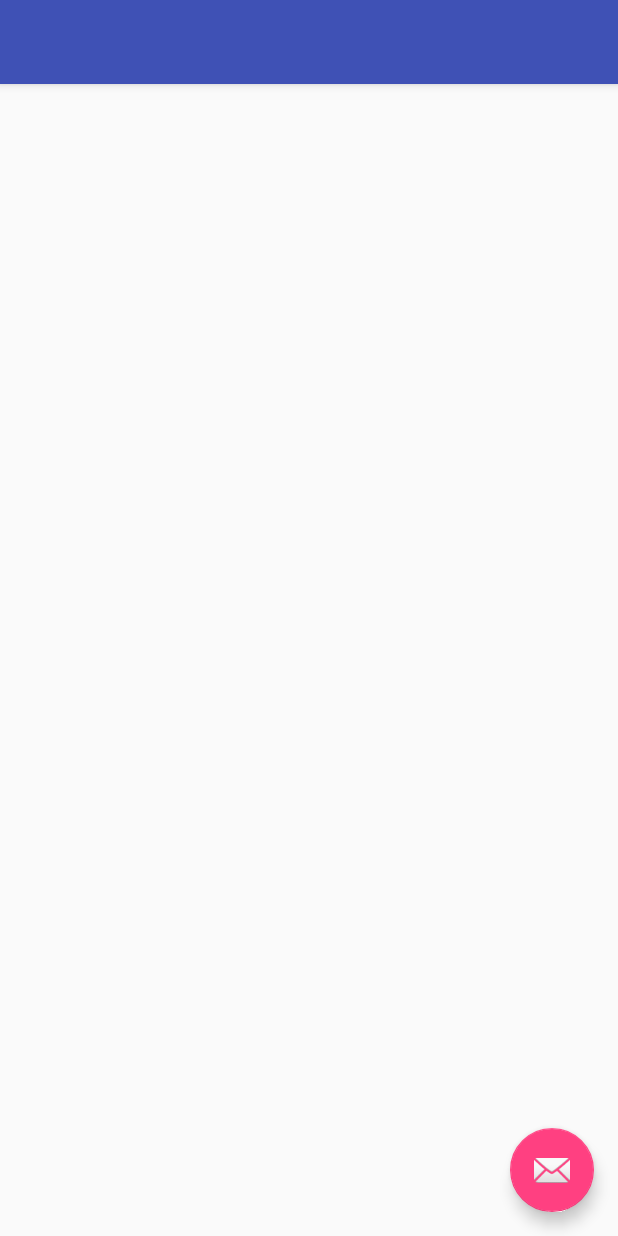
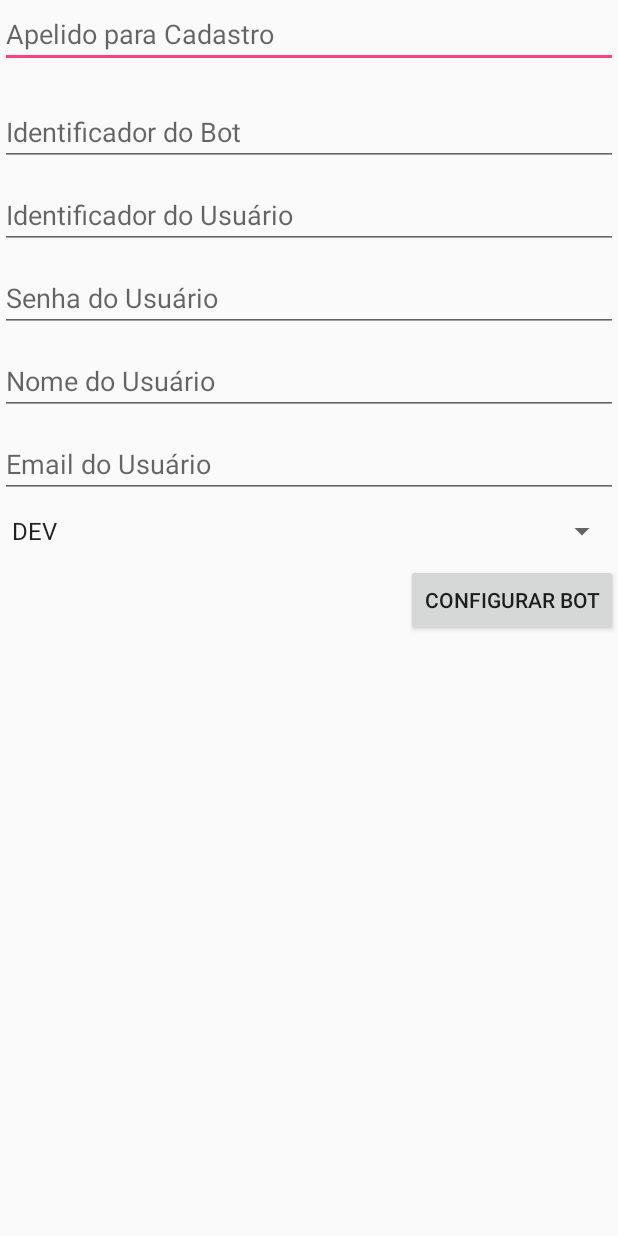
Before and after one commit to tuliomamute/TestBotsAndroid, an Android app: the layout activity_update_configuration.xml on its own in the app's theme, with its tools: preview values and no code run, on a phone screen of 412 x 824 dp. Run offline under Robolectric (Android 15) with nearby library versions, the phone set to English and light mode, and no system bars.

```diff
--- a/app/src/main/java/com/bots/take/testbotsandroid/activities/InsertConfigurationActivity.java
+++ b/app/src/main/java/com/bots/take/testbotsandroid/activities/InsertConfigurationActivity.java
@@ -1,15 +1,13 @@
-package com.bots.take.testbotsandroid;
+package com.bots.take.testbotsandroid.activities;
 
-import android.content.DialogInterface;
 import android.content.Intent;
-import android.support.v7.app.AlertDialog;
 import android.support.v7.app.AppCompatActivity;
 import android.os.Bundle;
-import android.text.TextUtils;
 import android.view.View;
 import android.widget.EditText;
 import android.widget.Spinner;
 
+import com.bots.take.testbotsandroid.R;
 import com.bots.take.testbotsandroid.models.ChatConfiguration;
 import com.bots.take.testbotsandroid.utils.InputValidations;
 
--- a/app/src/main/java/com/bots/take/testbotsandroid/activities/UpdateConfigurationActivity.java
+++ b/app/src/main/java/com/bots/take/testbotsandroid/activities/UpdateConfigurationActivity.java
@@ -1,15 +1,13 @@
-package com.bots.take.testbotsandroid;
+package com.bots.take.testbotsandroid.activities;
 
 import android.content.Intent;
 import android.os.Bundle;
-import android.support.design.widget.FloatingActionButton;
-import android.support.design.widget.Snackbar;
 import android.support.v7.app.AppCompatActivity;
-import android.support.v7.widget.Toolbar;
 import android.view.View;
 import android.widget.EditText;
 import android.widget.Spinner;
 
+import com.bots.take.testbotsandroid.R;
 import com.bots.take.testbotsandroid.models.ChatConfiguration;
 import com.bots.take.testbotsandroid.utils.InputValidations;
 
--- a/app/src/main/java/com/bots/take/testbotsandroid/models/ChatConfiguration.java
+++ b/app/src/main/java/com/bots/take/testbotsandroid/models/ChatConfiguration.java
@@ -12,7 +12,6 @@ public class ChatConfiguration extends SugarRecord<ChatConfiguration> {
     public String UserEmail;
     public String BotIdentifier;
     public String AuthType;
-    public int ChatConfigurationId;
 
     public ChatConfiguration() {
     }
--- a/app/src/main/res/layout/activity_insert_configuration.xml
+++ b/app/src/main/res/layout/activity_insert_configuration.xml
@@ -5,7 +5,7 @@
     android:layout_width="match_parent"
     android:layout_height="match_parent"
     android:layout_margin="10dp"
-    tools:context="com.bots.take.testbotsandroid.InsertConfigurationActivity">
+    tools:context="com.bots.take.testbotsandroid.activities.InsertConfigurationActivity">
 
     <LinearLayout
         android:layout_width="match_parent"
@@ -71,7 +71,7 @@
                 android:layout_width="wrap_content"
                 android:layout_height="wrap_content"
                 android:onClick="saveConfigurations"
-                android:text="@string/configure_bot" />
+                android:text="@string/insert_configuration" />
         </LinearLayout>
     </LinearLayout>
 
--- a/app/src/main/res/layout/activity_update_configuration.xml
+++ b/app/src/main/res/layout/activity_update_configuration.xml
@@ -1,33 +1,76 @@
 <?xml version="1.0" encoding="utf-8"?>
-<android.support.design.widget.CoordinatorLayout xmlns:android="http://schemas.android.com/apk/res/android"
-    xmlns:app="http://schemas.android.com/apk/res-auto"
+<android.support.constraint.ConstraintLayout xmlns:android="http://schemas.android.com/apk/res/android"
     xmlns:tools="http://schemas.android.com/tools"
     android:layout_width="match_parent"
     android:layout_height="match_parent"
-    tools:context="com.bots.take.testbotsandroid.UpdateConfigurationActivity">
+    tools:context="com.bots.take.testbotsandroid.activities.UpdateConfigurationActivity">
 
-    <android.support.design.widget.AppBarLayout
+    <LinearLayout
         android:layout_width="match_parent"
-        android:layout_height="wrap_content"
-        android:theme="@style/AppTheme.AppBarOverlay">
+        android:layout_height="match_parent"
+        android:orientation="vertical">
 
-        <android.support.v7.widget.Toolbar
-            android:id="@+id/toolbar"
+        <EditText
+            android:id="@+id/BotAlias"
             android:layout_width="match_parent"
-            android:layout_height="?attr/actionBarSize"
-            android:background="?attr/colorPrimary"
-            app:popupTheme="@style/AppTheme.PopupOverlay" />
+            android:layout_height="wrap_content"
+            android:layout_marginBottom="10dp"
+            android:hint="Apelido para Cadastro" />
 
-    </android.support.design.widget.AppBarLayout>
+        <EditText
+            android:id="@+id/BotIdentifier"
+            android:layout_width="match_parent"
+            android:layout_height="wrap_content"
+            android:layout_marginBottom="10dp"
+            android:layout_marginTop="10dp"
+            android:hint="@string/bot_identifier" />
 
-    <include layout="@layout/content_update_configuration" />
+        <EditText
+            android:id="@+id/UserIdentifier"
+            android:layout_width="match_parent"
+            android:layout_height="wrap_content"
+            android:layout_marginBottom="10dp"
+            android:hint="@string/user_identifier" />
 
-    <android.support.design.widget.FloatingActionButton
-        android:id="@+id/fab"
-        android:layout_width="wrap_content"
-        android:layout_height="wrap_content"
-        android:layout_gravity="bottom|end"
-        android:layout_margin="@dimen/fab_margin"
-        app:srcCompat="@android:drawable/ic_dialog_email" />
+        <EditText
+            android:id="@+id/UserPassword"
+            android:layout_width="match_parent"
+            android:layout_height="wrap_content"
+            android:layout_marginBottom="10dp"
+            android:hint="@string/user_password" />
 
-</android.support.design.widget.CoordinatorLayout>
+        <EditText
+            android:id="@+id/UserName"
+            android:layout_width="match_parent"
+            android:layout_height="wrap_content"
+            android:layout_marginBottom="10dp"
+            android:hint="@string/user_name" />
+
+        <EditText
+            android:id="@+id/UserEmail"
+            android:layout_width="match_parent"
+            android:layout_height="wrap_content"
+            android:layout_marginBottom="10dp"
+            android:hint="@string/user_email" />
+
+        <Spinner
+            android:id="@+id/AuthType"
+            android:layout_width="match_parent"
+            android:layout_height="wrap_content"
+            android:layout_marginBottom="10dp"
+            android:entries="@array/auth_type"></Spinner>
+
+        <LinearLayout
+            android:layout_width="match_parent"
+            android:layout_height="wrap_content"
+            android:gravity="right">
+
+            <Button
+                android:layout_width="wrap_content"
+                android:layout_height="wrap_content"
+                android:onClick="updateConfigurations"
+                android:text="@string/configure_bot" />
+        </LinearLayout>
+    </LinearLayout>
+
+</android.support.constraint.ConstraintLayout>
--- a/app/src/main/res/values/strings.xml
+++ b/app/src/main/res/values/strings.xml
@@ -13,4 +13,5 @@
         <item>LOGIN</item>
     </string-array>
     <string name="title_activity_chat">ChatActivity</string>
+    <string name="title_activity_update_configuration">UpdateConfigurationActivity</string>
 </resources>
```
Also changed, not shown: app/src/main/AndroidManifest.xml (+6 -6 lines), app/src/main/java/com/bots/take/testbotsandroid/activities/ListActivity.java (+22 -6 lines), app/src/main/java/com/bots/take/testbotsandroid/adapter/ConfigurationAdapter.java (+5 -13 lines), app/src/main/java/com/bots/take/testbotsandroid/utils/InputValidations.java (+55 -3 lines), app/src/main/res/layout/activity_list.xml (+6 -16 lines), app/src/main/res/layout/list_configurations.xml (+8 -17 lines), app/src/main/res/menu/create_bot.xml (+7 -2 lines).
